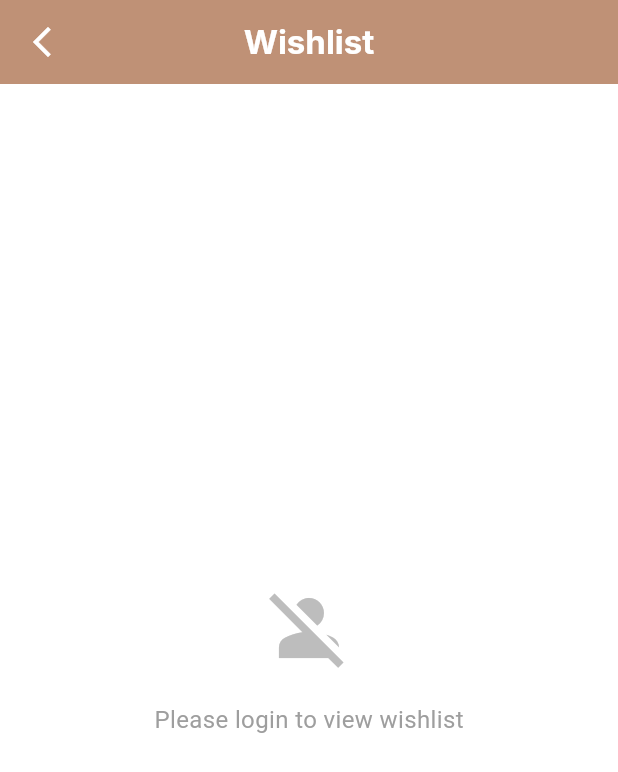
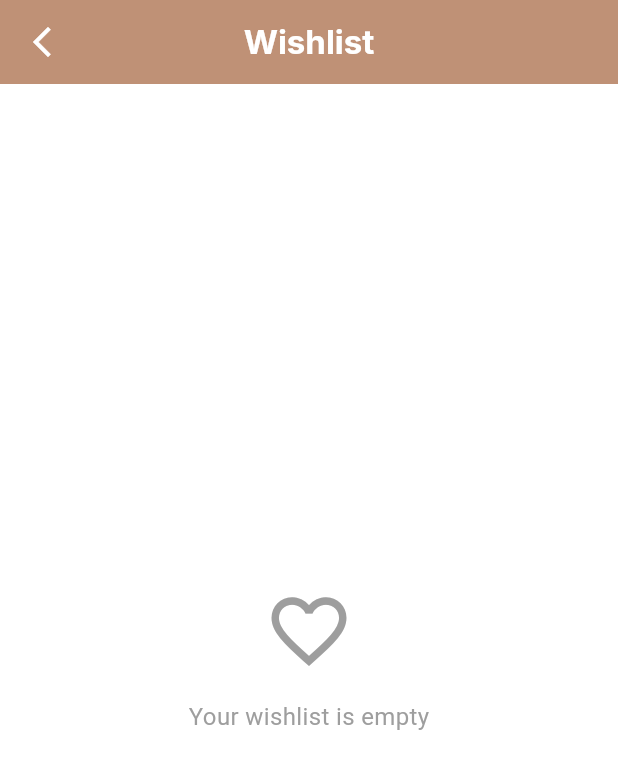
Before and after one commit to uvays007/fashionApp_Provider, a Flutter app: the screen it shows after launch, in the side drawer, after a tap on "Wishlist", on a phone screen of 412 x 824 dp. Shown: the top 772 px of the screen. Run offline on Flutter 3.47's test engine with Material 3 defaults, Android fonts, the phone set to English and light mode, and no system bars; our stand-ins replace carousel_slider, cloud_firestore, firebase_auth, firebase_core, flutter_screenutil, flutter_svg and 1 more; accounts and stored records are empty.

Commit message:
wishlist and cart

```diff
--- a/lib/main.dart
+++ b/lib/main.dart
@@ -4,7 +4,6 @@
 import 'package:comercial_app/providers/wishlist_provider.dart';
 import 'package:comercial_app/screens/Authentications_screens/login.dart';
 import 'package:comercial_app/screens/nav_screen/nav.dart';
-import 'package:comercial_app/screens/onboarding_screen/onboarding.dart';
 import 'package:comercial_app/screens/order_screen/order.dart';
 import 'package:comercial_app/screens/wishlist_screen/wishlist.dart';
 import 'package:firebase_core/firebase_core.dart';
@@ -59,7 +58,6 @@
         '/wishlist': (context) => const WishlistPage(),
         '/orders': (context) => const OrderPage(),
       },
-      // Optional: Handle unknown routes
       onGenerateRoute: (settings) {
         return MaterialPageRoute(builder: (context) => const Nav());
       },
--- a/lib/providers/signup_provider.dart
+++ b/lib/providers/signup_provider.dart
@@ -24,7 +24,6 @@
     required String email,
     required String password,
   }) async {
-    // reset errors
     usernameError = null;
     emailError = null;
     passwordError = null;
--- a/lib/screens/nav_screen/nav.dart
+++ b/lib/screens/nav_screen/nav.dart
@@ -1,9 +1,9 @@
 import 'package:cloud_firestore/cloud_firestore.dart';
 import 'package:comercial_app/screens/global_screen/global.dart';
-import 'package:comercial_app/screens/nav_screen/home.dart'; // Import actual Home
-import 'package:comercial_app/screens/nav_screen/tryon.dart'; // Import actual Tryon
-import 'package:comercial_app/screens/nav_screen/cart.dart'; // Import actual Cart
-import 'package:comercial_app/screens/nav_screen/profile.dart'; // Import actual Profile
+import 'package:comercial_app/screens/nav_screen/home.dart';
+import 'package:comercial_app/screens/nav_screen/tryon.dart';
+import 'package:comercial_app/screens/nav_screen/cart.dart';
+import 'package:comercial_app/screens/nav_screen/profile.dart';
 import 'package:flutter/material.dart';
 import 'package:flutter_svg/flutter_svg.dart';
 
@@ -69,10 +69,10 @@
   @override
   Widget build(BuildContext context) {
     final List<Widget> pages = [
-      Home(goToCart: goToCart), // Your actual Home screen
-      Tryon(), // Your actual Tryon screen
-      Cart(), // Your actual Cart screen
-      Profile(), // Your actual Profile screen
+      Home(goToCart: goToCart),
+      Tryon(),
+      Cart(),
+      Profile(),
     ];
 
     return Scaffold(
@@ -344,9 +344,3 @@
 
   void _navigateTo(int index) => setState(() => selectedIndex = index);
 }
-
-// Remove these dummy classes! They were just for demonstration
-// class Home extends StatelessWidget { ... }
-// class Tryon extends StatelessWidget { ... }
-// class Cart extends StatelessWidget { ... }
-// class Profile extends StatelessWidget { ... }
--- a/lib/screens/wishlist_screen/wishlist.dart
+++ b/lib/screens/wishlist_screen/wishlist.dart
@@ -30,23 +30,6 @@
 
       body: Consumer<WishlistProvider>(
         builder: (context, wishlistProvider, _) {
-          // Check if user is logged in
-          if (wishlistProvider.uid == null) {
-            return Center(
-              child: Column(
-                mainAxisAlignment: MainAxisAlignment.center,
-                children: [
-                  Icon(Icons.person_off, size: 60, color: Colors.grey[400]),
-                  const SizedBox(height: 20),
-                  const Text(
-                    "Please login to view wishlist",
-                    style: TextStyle(fontSize: 16, color: Colors.grey),
-                  ),
-                ],
-              ),
-            );
-          }
-
           return StreamBuilder<List<Map<String, dynamic>>>(
             stream: wishlistProvider.wishlistStream(),
             builder: (context, snapshot) {
@@ -99,7 +82,6 @@
                 itemBuilder: (context, index) {
                   final product = wishlistItems[index];
 
-                  // NULL SAFE ACCESS - FIX FOR THE ERROR
                   final productId = product['id']?.toString() ?? '';
                   final productName =
                       product['name']?.toString() ?? 'Unknown Product';
@@ -116,7 +98,6 @@
                     ),
                     child: Row(
                       children: [
-                        /// IMAGE - WITH NULL SAFETY
                         Container(
                           height: 80,
                           width: 80,
@@ -175,7 +156,6 @@
 
                         const SizedBox(width: 12),
 
-                        /// DETAILS
                         Expanded(
                           child: Column(
                             crossAxisAlignment: CrossAxisAlignment.start,
@@ -213,7 +193,6 @@
 
                               Row(
                                 children: [
-                                  /// ADD TO CART - WITH NULL CHECK
                                   SizedBox(
                                     height: 36,
                                     child: ElevatedButton(
@@ -270,7 +249,6 @@
 
                                   const SizedBox(width: 8),
 
-                                  /// REMOVE FROM WISHLIST - WITH NULL CHECK
                                   SizedBox(
                                     height: 36,
                                     width: 90,
```
Also changed, not shown: lib/providers/cart_provider.dart (+4 -30 lines), lib/providers/home_provider.dart (+0 -12 lines), lib/providers/wishList_provider.dart (+19 -73 lines), lib/screens/nav_screen/home.dart (+0 -18 lines).
